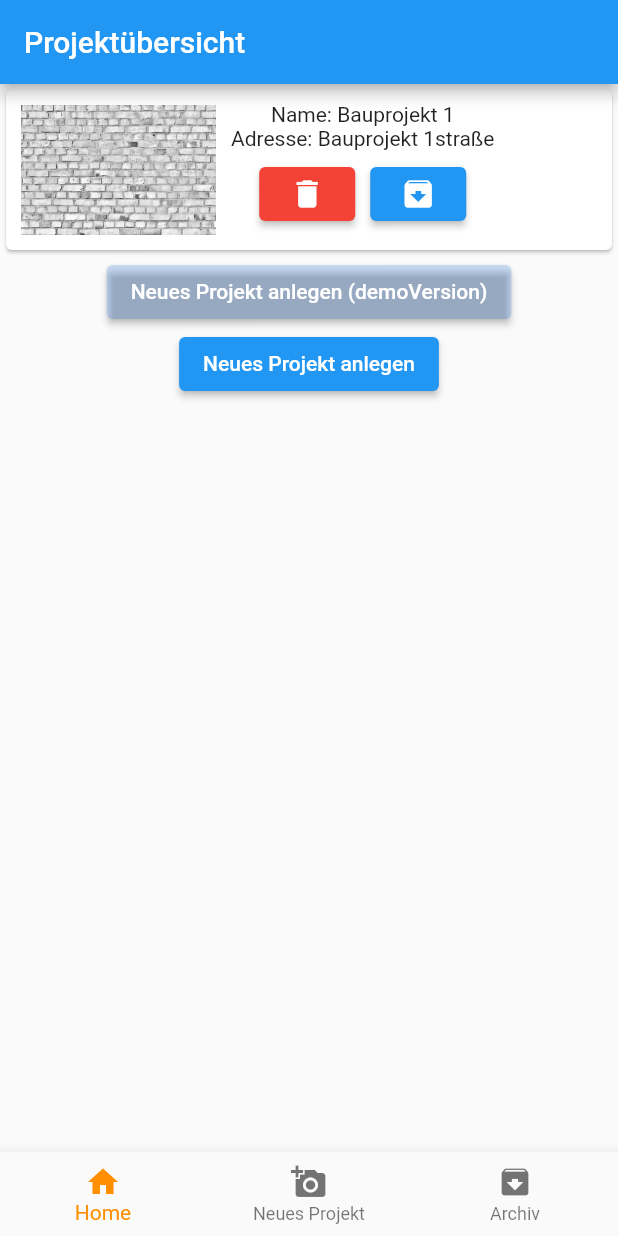
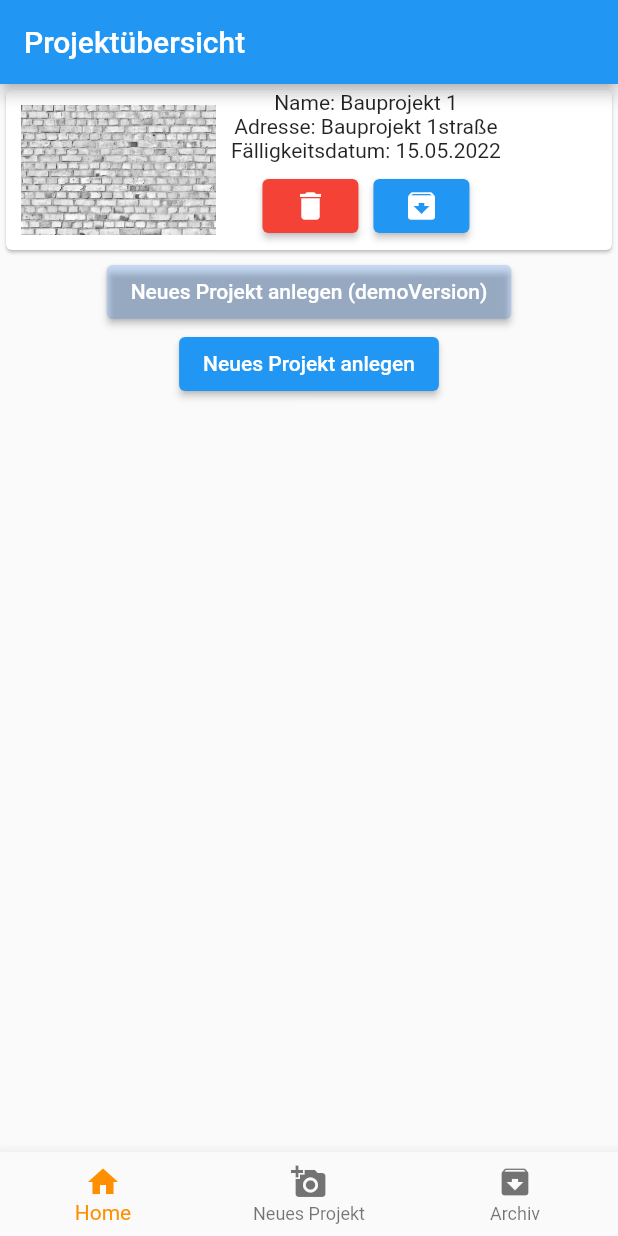
Before and after one commit to Monsieur-Bandana/Flutter, a Flutter app: the screen it shows after launch, after a tap on "Neues Projekt anlegen (demoVersion)", on a phone screen of 412 x 824 dp. Run offline on Flutter 3.47's test engine with Material 2 defaults, Android fonts, the phone set to English and light mode, and no system bars; our stand-ins replace camera.

Commit message:
added date

```diff
--- a/prototype/lib/dashboard/projects.dart
+++ b/prototype/lib/dashboard/projects.dart
@@ -33,6 +33,7 @@ class Projects extends StatelessWidget {
                     Column(children: <Widget>[
                       Text("Name: " + element),
                       Text("Adresse: " + element + "straße"),
+                      Text("Fälligkeitsdatum: 15.05.2022"),
                       Row(
                         children: [
                           Container(
--- a/prototype/lib/projectView/mainView.dart
+++ b/prototype/lib/projectView/mainView.dart
@@ -22,6 +22,7 @@ class ProjectView extends StatelessWidget {
           margin: const EdgeInsets.all(10.0),
           child: Text("Adresse: " + element + "straße"),
         ),
+        Text("Fälligkeitsdatum: 15.05.2022"),
         ProjectGalery()
       ]),
     );
```
